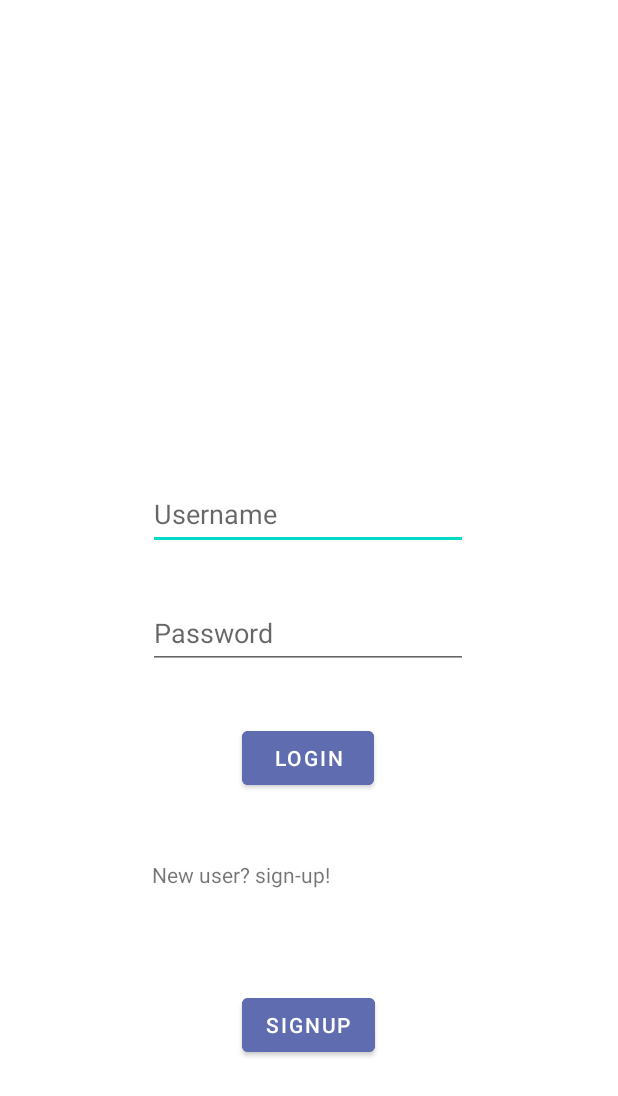
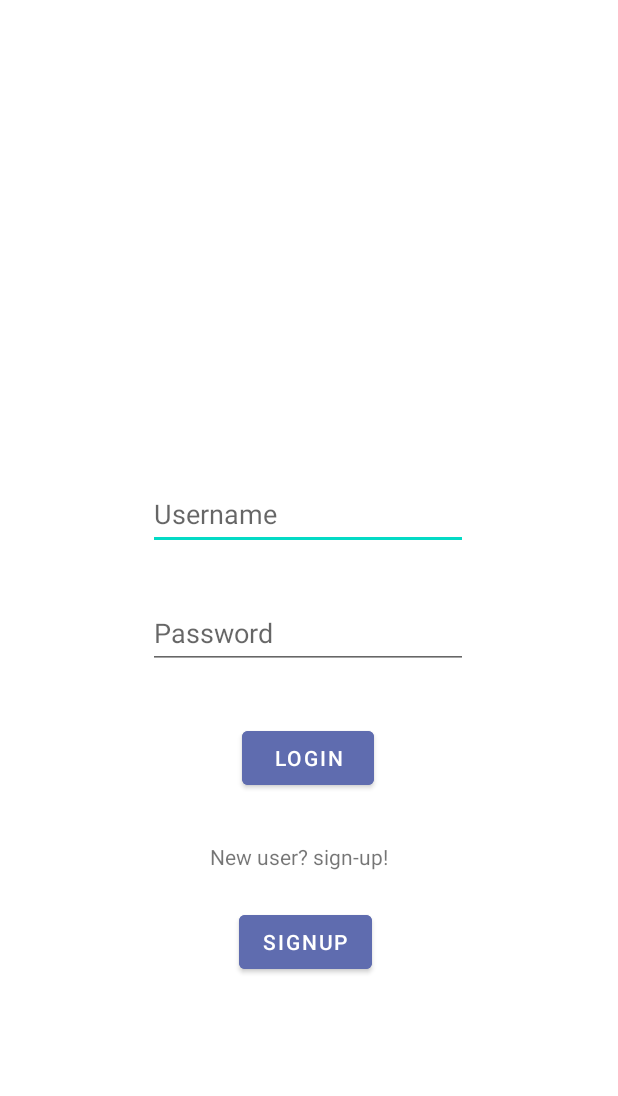
Before and after one commit to parw8649/Board-Game-Social, an Android app: the screen it shows after launch (LoginAndSignUpActivity), on a phone screen of 412 x 824 dp. Shown: the top 1096 px of the screen. Run offline under Robolectric (Android 15) with nearby library versions, the phone set to English and light mode, and no system bars; our stand-ins replace navigation-ui; network calls fail.

Commit message:
Updated Login and Signup Layouts

```diff
--- a/Android/app/src/main/res/layout/activity_main.xml
+++ b/Android/app/src/main/res/layout/activity_main.xml
@@ -40,8 +40,8 @@
         android:id="@+id/btn_login"
         android:layout_width="wrap_content"
         android:layout_height="wrap_content"
+        android:backgroundTint="@color/blue_yonder"
         android:text="@string/btn_login"
-        android:backgroundTint="@color/blue_yonder"
         app:layout_constraintBottom_toBottomOf="parent"
         app:layout_constraintEnd_toEndOf="parent"
         app:layout_constraintHorizontal_bias="0.498"
@@ -51,15 +51,14 @@
 
     <TextView
         android:id="@+id/textView"
-        android:layout_width="193dp"
-        android:layout_height="72dp"
+        android:layout_width="132dp"
+        android:layout_height="26dp"
         android:text="@string/new_user_sign_up"
         app:layout_constraintBottom_toBottomOf="parent"
         app:layout_constraintEnd_toEndOf="parent"
-        app:layout_constraintHorizontal_bias="0.464"
         app:layout_constraintStart_toStartOf="parent"
         app:layout_constraintTop_toBottomOf="@+id/btn_login"
-        app:layout_constraintVertical_bias="0.199" />
+        app:layout_constraintVertical_bias="0.119" />
 
     <Button
         android:id="@+id/btn_signup"
@@ -69,9 +68,9 @@
         android:text="signup"
         app:layout_constraintBottom_toBottomOf="parent"
         app:layout_constraintEnd_toEndOf="parent"
-        app:layout_constraintHorizontal_bias="0.498"
+        app:layout_constraintHorizontal_bias="0.493"
         app:layout_constraintStart_toStartOf="parent"
         app:layout_constraintTop_toBottomOf="@+id/textView"
-        app:layout_constraintVertical_bias="0.107" />
+        app:layout_constraintVertical_bias="0.087" />
 
 </androidx.constraintlayout.widget.ConstraintLayout>
--- a/Android/app/src/main/res/layout/activity_sign_up.xml
+++ b/Android/app/src/main/res/layout/activity_sign_up.xml
@@ -51,8 +51,8 @@
 
     <TextView
         android:id="@+id/textView"
-        android:layout_width="193dp"
-        android:layout_height="72dp"
+        android:layout_width="163dp"
+        android:layout_height="23dp"
         android:text="@string/already_a_user_sign_in"
         app:layout_constraintBottom_toBottomOf="parent"
         app:layout_constraintEnd_toEndOf="parent"
```
